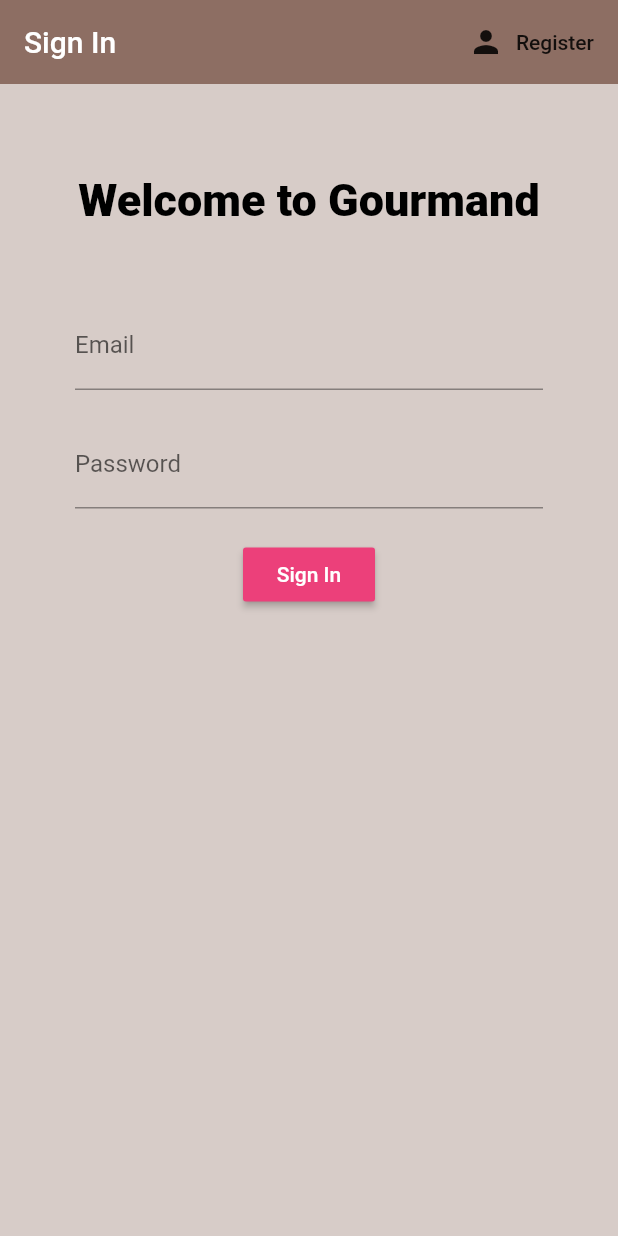
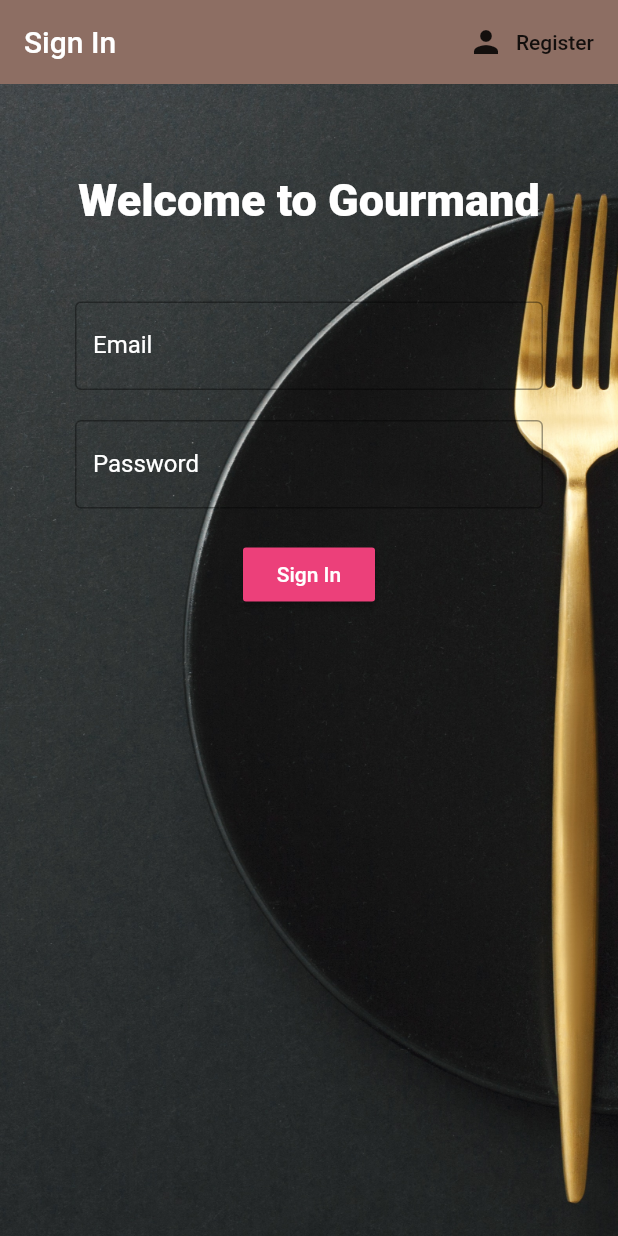
Before and after one commit to wadibsharif/mobapp-gourmand, a Flutter app: the screen it shows after launch, on a phone screen of 412 x 824 dp. Run offline on Flutter 3.47's test engine with Material 2 defaults, Android fonts, the phone set to English and light mode, and no system bars; our stand-ins replace firebase_auth, page_transition; accounts and stored records are empty.

Commit message:
estetik pt2

```diff
--- a/lib/screens/authenticate/register.dart
+++ b/lib/screens/authenticate/register.dart
@@ -48,7 +48,7 @@ class _RegisterState extends State<Register> {
         Container(
           decoration: BoxDecoration(
               image: DecorationImage(
-                  image: AssetImage('assets/bg.jpg'), fit: BoxFit.cover)),
+                  image: AssetImage('assets/bga.jpg'), fit: BoxFit.cover)),
           child: Column(mainAxisAlignment: MainAxisAlignment.start, children: <
               Widget>[
             Padding(
@@ -73,7 +73,12 @@ class _RegisterState extends State<Register> {
                     //username
                     TextFormField(
                       decoration: InputDecoration(
+                          border: new OutlineInputBorder(
+                              borderSide: new BorderSide(color: Colors.white)),
                           fillColor: Colors.white,
+                          focusedBorder: OutlineInputBorder(
+                              borderSide:
+                                  const BorderSide(color: Colors.white)),
                           labelText: 'Email',
                           labelStyle: TextStyle(color: Colors.white),
                           hintText: 'abc@gmail.com',
@@ -89,7 +94,12 @@ class _RegisterState extends State<Register> {
                     //password
                     TextFormField(
                       decoration: InputDecoration(
-                          focusColor: Colors.white,
+                          border: new OutlineInputBorder(
+                              borderSide: new BorderSide(color: Colors.teal)),
+                          fillColor: Colors.white,
+                          focusedBorder: OutlineInputBorder(
+                              borderSide:
+                                  const BorderSide(color: Colors.white)),
                           labelText: 'Password',
                           labelStyle: TextStyle(color: Colors.white),
                           hintText: '123456',
--- a/lib/screens/authenticate/sign_in.dart
+++ b/lib/screens/authenticate/sign_in.dart
@@ -24,6 +24,7 @@ class _SignInState extends State<SignIn> {
   @override
   Widget build(BuildContext context) {
     return Scaffold(
+      resizeToAvoidBottomInset: false,
       backgroundColor: Colors.brown[100],
       appBar: AppBar(
         backgroundColor: Colors.brown[400],
@@ -44,7 +45,11 @@ class _SignInState extends State<SignIn> {
           )
         ],
       ),
-      body: SingleChildScrollView(
+      body: Stack(children: <Widget>[
+        Container(
+          decoration: BoxDecoration(
+              image: DecorationImage(
+                  image: AssetImage('assets/bgb.jpg'), fit: BoxFit.cover)),
           child: Column(
             mainAxisAlignment: MainAxisAlignment.start,
             children: <Widget>[
@@ -55,7 +60,7 @@ class _SignInState extends State<SignIn> {
                     child: Text(
                       'Welcome to Gourmand',
                       style: TextStyle(
-                        color: Colors.black,
+                          color: Colors.white,
                           fontWeight: FontWeight.w800,
                           fontSize: 30),
                     )),
@@ -70,10 +75,21 @@ class _SignInState extends State<SignIn> {
                       //username
                       TextFormField(
                         decoration: InputDecoration(
+                            border: new OutlineInputBorder(
+                                borderSide:
+                                    new BorderSide(color: Colors.white)),
+                            fillColor: Colors.white,
+                            focusedBorder: OutlineInputBorder(
+                                borderSide:
+                                    const BorderSide(color: Colors.white)),
                             labelText: 'Email',
+                            labelStyle: TextStyle(color: Colors.white),
                             hintText: 'abc@gmail.com',
-                          hintStyle: TextStyle(fontStyle: FontStyle.italic)),
-                      validator: (val) => val.isEmpty ? 'Enter an email' : null,
+                            hintStyle: TextStyle(
+                                color: Colors.white,
+                                fontStyle: FontStyle.italic)),
+                        validator: (val) =>
+                            val.isEmpty ? 'Enter an email' : null,
                         onChanged: (val) {
                           setState(() => email = val);
                         },
@@ -82,9 +98,19 @@ class _SignInState extends State<SignIn> {
                       //password
                       TextFormField(
                         decoration: InputDecoration(
+                            border: new OutlineInputBorder(
+                                borderSide:
+                                    new BorderSide(color: Colors.white)),
+                            fillColor: Colors.white,
+                            focusedBorder: OutlineInputBorder(
+                                borderSide:
+                                    const BorderSide(color: Colors.white)),
                             labelText: 'Password',
+                            labelStyle: TextStyle(color: Colors.white),
                             hintText: '123456',
-                          hintStyle: TextStyle(fontStyle: FontStyle.italic)),
+                            hintStyle: TextStyle(
+                                color: Colors.white,
+                                fontStyle: FontStyle.italic)),
                         validator: (val) => val.length < 6
                             ? 'Enter a password 6+ chars long'
                             : null,
@@ -103,8 +129,9 @@ class _SignInState extends State<SignIn> {
                           onPressed: () async {
                             if (_formKey.currentState.validate()) {
                               setState(() => loading = true);
-                            dynamic result = await _auth
-                                .registerWithEmailAndPassword(email, password);
+                              dynamic result =
+                                  await _auth.registerWithEmailAndPassword(
+                                      email, password);
                               if (result == null) {
                                 setState(() {
                                   error = 'INVALID CREDENTIALS';
@@ -120,6 +147,7 @@ class _SignInState extends State<SignIn> {
             ],
           ),
         ),
+      ]),
     );
   }
 }
```
Also changed, not shown: assets/bga.jpg (added), assets/bgb.jpg (added). Lines whose indentation alone changed are shown as unchanged.
